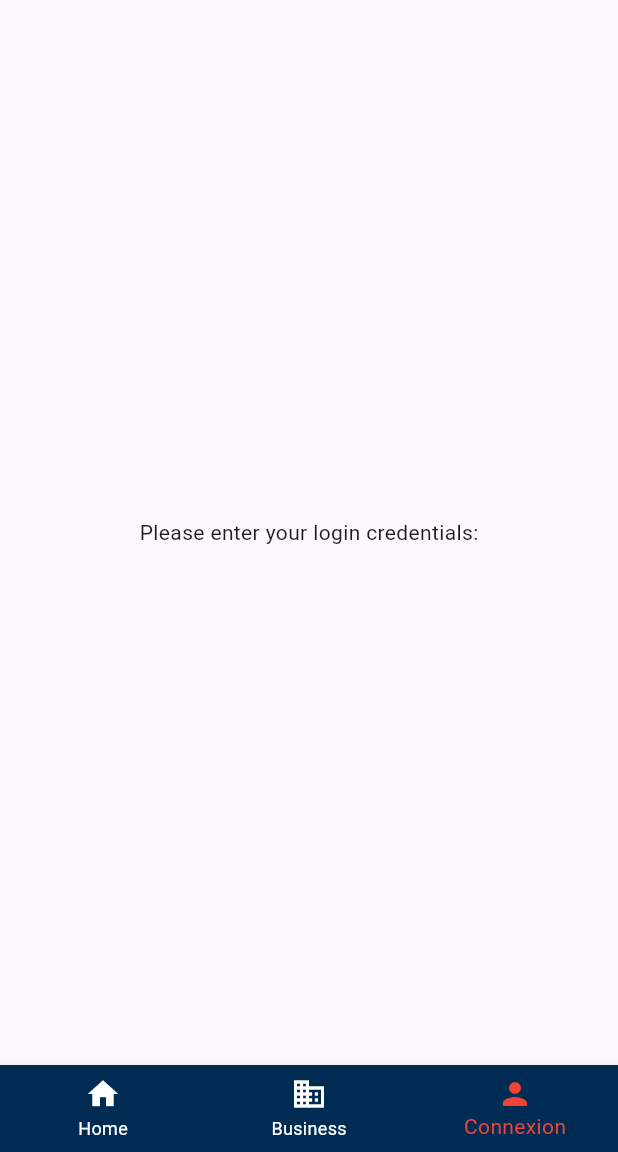
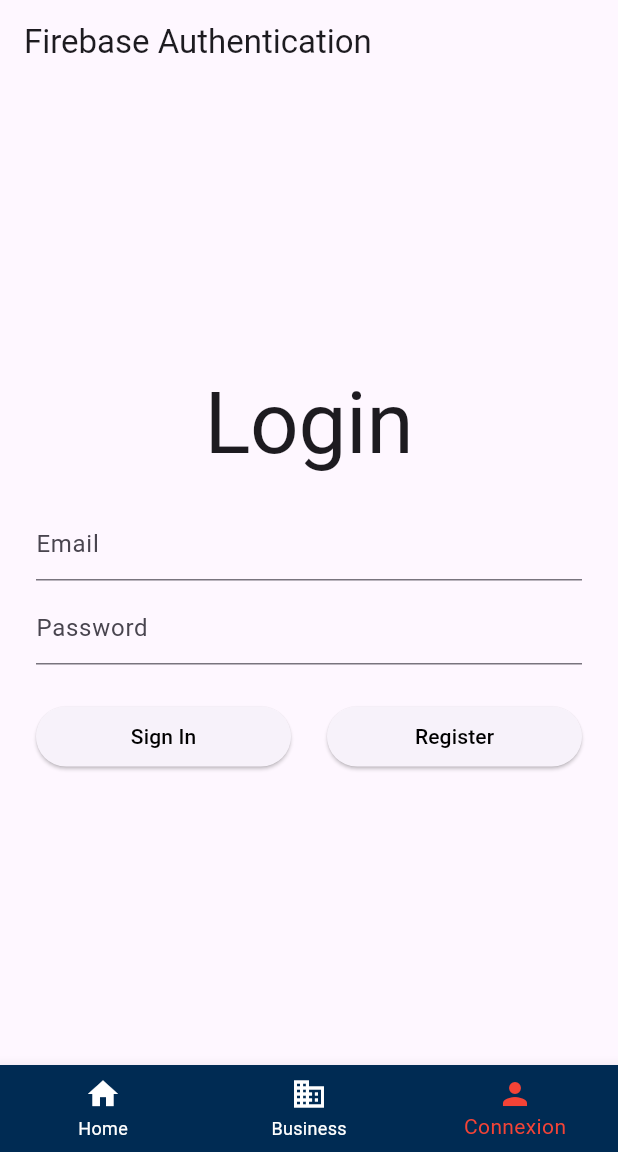
Before and after one commit to SpriiteL/CineWaveV1, a Flutter app: the screen it shows after launch, item 3 of the bottom bar chosen, on a phone screen of 412 x 824 dp, the part 84-1236 px from its top. Run offline on Flutter 3.47's test engine with Material 3 defaults, Android fonts, the phone set to English and light mode, and no system bars; our stand-ins replace firebase_auth, firebase_core; accounts and stored records are empty.

Commit message:
authentification firebase

```diff
--- a/cinewave/lib/appbarbottom.dart
+++ b/cinewave/lib/appbarbottom.dart
@@ -2,7 +2,7 @@
 import 'package:cinewave/film.dart';
 import 'package:cinewave/main.dart';
 import 'appbar.dart';
-import 'login.dart';
+import 'screens/login_page.dart';
 
 class BottomBar extends StatefulWidget {
   @override
@@ -23,7 +23,7 @@
     ),
     Scaffold(
       appBar: MyAppBar(),
-      body: const LoginPage(),
+      body: LoginPage(),
     ),
   ];
 
--- a/cinewave/lib/login.dart
+++ b/cinewave/lib/login.dart
@@ -2,8 +2,8 @@
 import 'appbar.dart';
 import 'appbarbottom.dart';
 
-class LoginPage extends StatelessWidget {
-  const LoginPage({Key? key}) : super(key: key);
+class LoginPagetest extends StatelessWidget {
+  const LoginPagetest({Key? key}) : super(key: key);
 
   @override
   Widget build(BuildContext context) {
--- /dev/null
+++ b/cinewave/lib/screens/login_page.dart
@@ -0,0 +1,195 @@
+import 'package:firebase_auth/firebase_auth.dart';
+import 'package:firebase_core/firebase_core.dart';
+import 'package:flutter/material.dart';
+import '/firebase_options.dart';
+import 'profile_page.dart';
+import 'register_page.dart';
+import '/utils/fire_auth.dart';
+import '/utils/validator.dart';
+
+class LoginPage extends StatefulWidget {
+  @override
+  _LoginPageState createState() => _LoginPageState();
+}
+
+class _LoginPageState extends State<LoginPage> {
+  final _formKey = GlobalKey<FormState>();
+
+  final _emailTextController = TextEditingController();
+  final _passwordTextController = TextEditingController();
+
+  final _focusEmail = FocusNode();
+  final _focusPassword = FocusNode();
+
+  bool _isProcessing = false;
+
+  Future<FirebaseApp> _initializeFirebase() async {
+    FirebaseApp firebaseApp = await Firebase.initializeApp(
+      options: DefaultFirebaseOptions.currentPlatform
+    );
+
+    User? user = FirebaseAuth.instance.currentUser;
+
+    if (user != null) {
+      Navigator.of(context).pushReplacement(
+        MaterialPageRoute(
+          builder: (context) => ProfilePage(
+            user: user,
+          ),
+        ),
+      );
+    }
+
+    return firebaseApp;
+  }
+
+  @override
+  Widget build(BuildContext context) {
+    return GestureDetector(
+      onTap: () {
+        _focusEmail.unfocus();
+        _focusPassword.unfocus();
+      },
+      child: Scaffold(
+        appBar: AppBar(
+          title: const Text('Firebase Authentication'),
+        ),
+        body: FutureBuilder(
+          future: _initializeFirebase(),
+          builder: (context, snapshot) {
+            if (snapshot.connectionState == ConnectionState.done) {
+              return Padding(
+                padding: const EdgeInsets.only(left: 24.0, right: 24.0),
+                child: Column(
+                  mainAxisAlignment: MainAxisAlignment.center,
+                  children: [
+                    Padding(
+                      padding: const EdgeInsets.only(bottom: 24.0),
+                      child: Text(
+                        'Login',
+                        style: Theme.of(context).textTheme.headline1,
+                      ),
+                    ),
+                    Form(
+                      key: _formKey,
+                      child: Column(
+                        children: <Widget>[
+                          TextFormField(
+                            controller: _emailTextController,
+                            focusNode: _focusEmail,
+                            validator: (value) => Validator.validateEmail(
+                              email: value,
+                            ),
+                            decoration: InputDecoration(
+                              hintText: "Email",
+                              errorBorder: UnderlineInputBorder(
+                                borderRadius: BorderRadius.circular(6.0),
+                                borderSide: const BorderSide(
+                                  color: Colors.red,
+                                ),
+                              ),
+                            ),
+                          ),
+                          const SizedBox(height: 8.0),
+                          TextFormField(
+                            controller: _passwordTextController,
+                            focusNode: _focusPassword,
+                            obscureText: true,
+                            validator: (value) => Validator.validatePassword(
+                              password: value,
+                            ),
+                            decoration: InputDecoration(
+                              hintText: "Password",
+                              errorBorder: UnderlineInputBorder(
+                                borderRadius: BorderRadius.circular(6.0),
+                                borderSide: const BorderSide(
+                                  color: Colors.red,
+                                ),
+                              ),
+                            ),
+                          ),
+                          const SizedBox(height: 24.0),
+                          _isProcessing
+                              ? const CircularProgressIndicator()
+                              : Row(
+                                  mainAxisAlignment:
+                                      MainAxisAlignment.spaceBetween,
+                                  children: [
+                                    Expanded(
+                                      child: ElevatedButton(
+                                        onPressed: () async {
+                                          _focusEmail.unfocus();
+                                          _focusPassword.unfocus();
+
+                                          if (_formKey.currentState!
+                                              .validate()) {
+                                            setState(() {
+                                              _isProcessing = true;
+                                            });
+
+                                            User? user = await FireAuth
+                                                .signInUsingEmailPassword(
+                                              email: _emailTextController.text,
+                                              password:
+                                                  _passwordTextController.text,
+                                            );
+
+                                            setState(() {
+                                              _isProcessing = false;
+                                            });
+
+                                            if (user != null) {
+                                              Navigator.of(context)
+                                                  .pushReplacement(
+                                                MaterialPageRoute(
+                                                  builder: (context) =>
+                                                      ProfilePage(user: user),
+                                                ),
+                                              );
+                                            }
+                                          }
+                                        },
+                                        child: const Text(
+                                          'Sign In',
+                                          style: TextStyle(color: Color.fromARGB(255, 0, 0, 0)),
+                                        ),
+                                      ),
+                                    ),
+                                    const SizedBox(width: 24.0),
+                                    Expanded(
+                                      child: ElevatedButton(
+                                        onPressed: () {
+                                          Navigator.of(context).push(
+                                            MaterialPageRoute(
+                                              builder: (context) =>
+                                                  RegisterPage(),
+                                            ),
+                                          );
+                                        },
+                                        child: const Text(
+                                          'Register',
+                                          style: TextStyle(color: Color.fromARGB(255, 0, 0, 0)),
+                                        ),
+                                      ),
+                                    ),
+
+
+                                  ],
+                                )
+                        ],
+                      ),
+                    )
+                  ],
+                ),
+              );
+            }
+
+            return const Center(
+              child: CircularProgressIndicator(),
+            );
+          },
+        ),
+      ),
+    );
+  }
+}
--- /dev/null
+++ b/cinewave/lib/utils/fire_auth.dart
@@ -0,0 +1,69 @@
+import 'package:firebase_auth/firebase_auth.dart';
+
+class FireAuth {
+  // For registering a new user
+  static Future<User?> registerUsingEmailPassword({
+    required String name,
+    required String email,
+    required String password,
+  }) async {
+    FirebaseAuth auth = FirebaseAuth.instance;
+    User? user;
+
+    try {
+      UserCredential userCredential = await auth.createUserWithEmailAndPassword(
+        email: email,
+        password: password,
+      );
+
+      user = userCredential.user;
+      await user!.updateProfile(displayName: name);
+      await user.reload();
+      user = auth.currentUser;
+    } on FirebaseAuthException catch (e) {
+      if (e.code == 'weak-password') {
+        print('The password provided is too weak.');
+      } else if (e.code == 'email-already-in-use') {
+        print('The account already exists for that email.');
+      }
+    } catch (e) {
+      print(e);
+    }
+
+    return user;
+  }
+
+  // For signing in an user (have already registered)
+  static Future<User?> signInUsingEmailPassword({
+    required String email,
+    required String password,
+  }) async {
+    FirebaseAuth auth = FirebaseAuth.instance;
+    User? user;
+
+    try {
+      UserCredential userCredential = await auth.signInWithEmailAndPassword(
+        email: email,
+        password: password,
+      );
+      user = userCredential.user;
+    } on FirebaseAuthException catch (e) {
+      if (e.code == 'user-not-found') {
+        print('No user found for that email.');
+      } else if (e.code == 'wrong-password') {
+        print('Wrong password provided.');
+      }
+    }
+
+    return user;
+  }
+
+  static Future<User?> refreshUser(User user) async {
+    FirebaseAuth auth = FirebaseAuth.instance;
+
+    await user.reload();
+    User? refreshedUser = auth.currentUser;
+
+    return refreshedUser;
+  }
+}
--- /dev/null
+++ b/cinewave/lib/utils/validator.dart
@@ -0,0 +1,44 @@
+class Validator {
+  static String? validateName({required String? name}) {
+    if (name == null) {
+      return null;
+    }
+
+    if (name.isEmpty) {
+      return 'Name can\'t be empty';
+    }
+
+    return null;
+  }
+
+  static String? validateEmail({required String? email}) {
+    if (email == null) {
+      return null;
+    }
+
+    RegExp emailRegExp = RegExp(
+        r"^[a-zA-Z0-9.!#$%&'*+/=?^_`{|}~-]+@[a-zA-Z0-9](?:[a-zA-Z0-9-]{0,253}[a-zA-Z0-9])?(?:\.[a-zA-Z0-9](?:[a-zA-Z0-9-]{0,253}[a-zA-Z0-9])?)*$");
+
+    if (email.isEmpty) {
+      return 'Email can\'t be empty';
+    } else if (!emailRegExp.hasMatch(email)) {
+      return 'Enter a correct email';
+    }
+
+    return null;
+  }
+
+  static String? validatePassword({required String? password}) {
+    if (password == null) {
+      return null;
+    }
+
+    if (password.isEmpty) {
+      return 'Password can\'t be empty';
+    } else if (password.length < 6) {
+      return 'Enter a password with length at least 6';
+    }
+
+    return null;
+  }
+}
--- a/cinewave/pubspec.yaml
+++ b/cinewave/pubspec.yaml
@@ -7,6 +7,7 @@
   sdk: '>=3.3.1 <4.0.0'
 
 dependencies:
+  firebase_auth: ^4.18.0
   firebase_core: ^2.27.2
   flutter:
     sdk: flutter
```
Also changed, not shown: cinewave/lib/screens/profile_page.dart (added, +126 -0 lines), cinewave/lib/screens/register_page.dart (added, +155 -0 lines), cinewave/lib/firebase_options.dart, cinewave/pubspec.lock, 6 other files.
